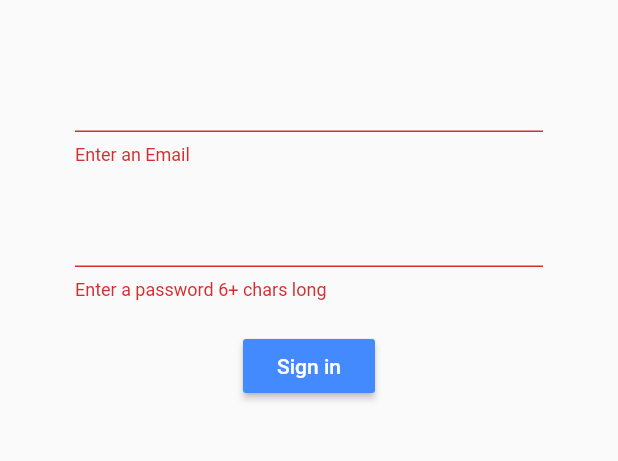
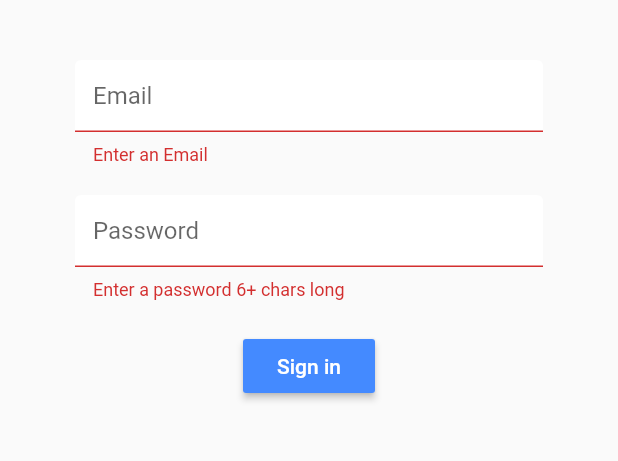
Before and after one commit to Raekweh/FlutterUpSkilling, a Flutter app: the screen it shows after launch, after a tap on "Sign in", on a phone screen of 412 x 824 dp, the part 84-545 px from its top. Run offline on Flutter 3.47's test engine with Material 2 defaults, Android fonts, the phone set to English and light mode, and no system bars; our stand-ins replace firebase_auth, firebase_core, geolocator, google_maps_flutter; missing offline and left inert: flutter_braintree; accounts and stored records are empty.

Commit message:
Formating register and login

```diff
--- a/lib/Register/register_menu.dart
+++ b/lib/Register/register_menu.dart
@@ -1,3 +1,4 @@
+import 'package:ParkingApp/Style/styling.dart';
 import 'package:flutter/material.dart';
 import 'auth.dart';
 
@@ -45,6 +46,7 @@ class _RegisterMenuState extends State<RegisterMenu> {
                     height: 20.0,
                   ),
                   TextFormField(
+                    decoration: textInputDecoration.copyWith(hintText: 'Email'),
                     validator: (val) => val!.isEmpty ? 'Enter an Email' : null,
                     onChanged: (val) {
                       setState(() => email = val);
@@ -54,6 +56,7 @@ class _RegisterMenuState extends State<RegisterMenu> {
                     height: 20.0,
                   ),
                   TextFormField(
+                    decoration: textInputDecoration.copyWith(hintText: 'Password'),
                     obscureText: true,
                     validator: (val) => val!.length < 6
                         ? 'Enter a password 6+ chars long'
--- a/lib/Screens/log_in_menu.dart
+++ b/lib/Screens/log_in_menu.dart
@@ -1,3 +1,4 @@
+import 'package:ParkingApp/Style/styling.dart';
 import 'package:flutter/material.dart';
 
 import '../Register/auth.dart';
@@ -46,6 +47,7 @@ class LoginMenuState extends State<LoginMenu> {
                     height: 20.0,
                   ),
                   TextFormField(
+                    decoration: textInputDecoration.copyWith(hintText: 'Email'),
                     validator: (val) => val!.isEmpty ? 'Enter an Email' : null,
                     onChanged: (val) {
                       setState(() => email = val);
@@ -55,6 +57,7 @@ class LoginMenuState extends State<LoginMenu> {
                     height: 20.0,
                   ),
                   TextFormField(
+                    decoration: textInputDecoration.copyWith(hintText: 'Password'),
                     obscureText: true,
                     validator: (val) => val!.length < 6
                         ? 'Enter a password 6+ chars long'
--- /dev/null
+++ b/lib/Style/styling.dart
@@ -0,0 +1,9 @@
+import 'package:flutter/material.dart';
+
+const textInputDecoration = InputDecoration(
+    fillColor: Colors.white,
+    filled: true,
+    enabledBorder: OutlineInputBorder(
+        borderSide: BorderSide(color: Colors.white, width: 2.0)),
+    focusedBorder: OutlineInputBorder(
+        borderSide: BorderSide(color: Colors.pink, width: 2.0)));
--- a/lib/main.dart
+++ b/lib/main.dart
@@ -20,7 +20,6 @@ class myApp extends StatelessWidget {
           print('YOu have an error ${snapshot.error.toString()}');
           return Text('Something went wrong');
         } else if (snapshot.hasData) {
-          print('Your database works');
           return logIn();
         } else {
           return Center(
```
